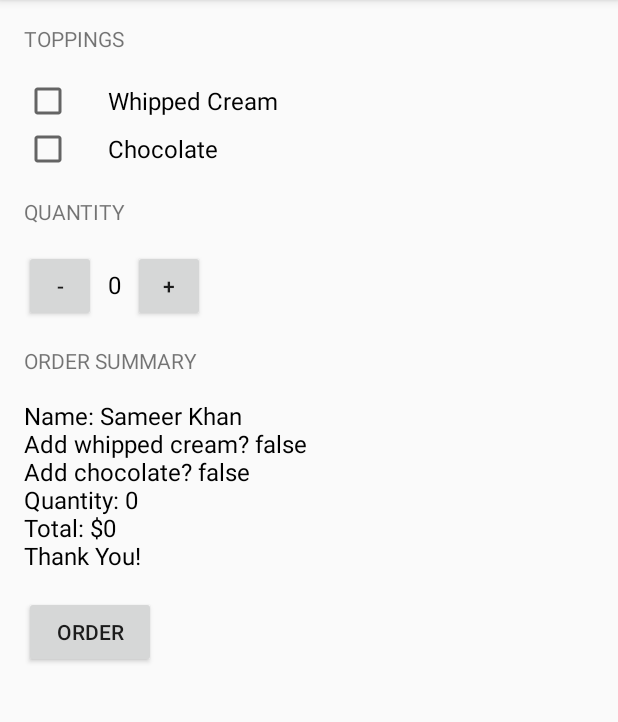
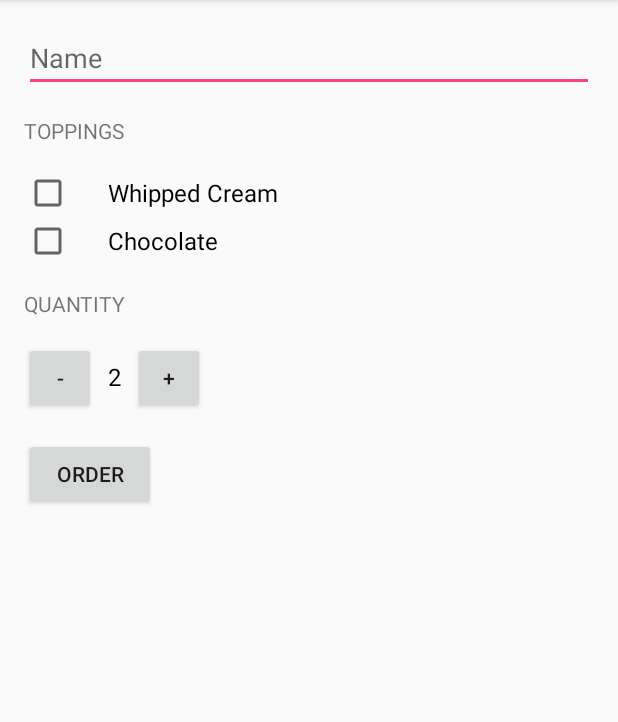
Before and after one commit to sameerkhan116/app_basics, an Android app: the screen it shows after launch (MainActivity), after a tap on "ORDER", on a phone screen of 412 x 824 dp, the part 84-806 px from its top. Run offline under Robolectric (Android 15) with nearby library versions, the phone set to English and light mode, and no system bars.

Commit message:
Nearly there

```diff
--- a/JustJava/app/src/main/java/com/example/android/justjava/MainActivity.java
+++ b/JustJava/app/src/main/java/com/example/android/justjava/MainActivity.java
@@ -7,11 +7,15 @@ package com.example.android.justjava;
  * package com.example.android.justjava;
  */
 
+import android.content.Intent;
+import android.net.Uri;
 import android.os.Bundle;
 import android.support.v7.app.AppCompatActivity;
 import android.view.View;
 import android.widget.CheckBox;
+import android.widget.EditText;
 import android.widget.TextView;
+import android.widget.Toast;
 
 /**
  * This app displays an order form to order coffee.
@@ -27,31 +31,54 @@ public class MainActivity extends AppCompatActivity {
     /**
      * This method is called when the order button is clicked.
      */
-    int quantity = 0;
+    int quantity = 2;
 
     public void increment(View view) {
+        if (quantity == 100) {
+            Toast.makeText(this, "You cannot order more than hundred cups of coffee.", Toast.LENGTH_SHORT).show();
+            return;
+        }
         quantity += 1;
         display(quantity);
     }
 
     public void decrement(View view) {
+        if (quantity == 1) {
+            Toast.makeText(this, "You need to order atleast one cup of coffee", Toast.LENGTH_SHORT).show();
+            return;
+        }
         quantity -= 1;
         display(quantity);
     }
 
-    private int calculatePrice() {
-        int price = quantity * 5;
-        return price;
+    private int calculatePrice(boolean addWhippedCream, boolean addChoch) {
+        int baseprice = 5;
+        if (addChoch) {
+            baseprice += 2;
+        }
+        if (addWhippedCream) {
+            baseprice += 1;
+        }
+        return quantity * baseprice;
     }
 
     public void submitOrder(View view) {
+        EditText getname = (EditText) findViewById(R.id.what_name);
+        String name = getname.getText().toString();
         CheckBox whippedCream = (CheckBox) findViewById(R.id.whipped_checkbox);
         boolean hasWhippedCream = whippedCream.isChecked();
         CheckBox chocolate = (CheckBox) findViewById(R.id.chocolate_checkbox);
         boolean hasChoc = chocolate.isChecked();
-        int price = calculatePrice();
-        String priceMessage = createOrderSummary(price, hasWhippedCream, hasChoc);
-        displayMessage(priceMessage);
+        int price = calculatePrice(hasWhippedCream, hasChoc);
+        String priceMessage = createOrderSummary(price, hasWhippedCream, hasChoc, name);
+
+        Intent intent = new Intent(Intent.ACTION_SENDTO);
+        intent.setData(Uri.parse("mailto:"));
+        intent.putExtra(Intent.EXTRA_SUBJECT, "Just Java Order for " + name);
+        intent.putExtra(Intent.EXTRA_TEXT, priceMessage);
+        if (intent.resolveActivity(getPackageManager()) != null ) {
+            startActivity(intent);
+        }
 
     }
 
@@ -63,16 +90,8 @@ public class MainActivity extends AppCompatActivity {
         quantityTextView.setText("" + number);
     }
 
-    /**
-     * This method displays the given text on the screen.
-     */
-    private void displayMessage(String message) {
-        TextView orderSummaryTextView = (TextView) findViewById(R.id.order_summary_text_view);
-        orderSummaryTextView.setText(message);
-    }
-
-    private String createOrderSummary(int price, boolean addWhippedCream, boolean addChoc) {
-        String priceMessage = "Name: Sameer Khan";
+    private String createOrderSummary(int price, boolean addWhippedCream, boolean addChoc, String name) {
+        String priceMessage = "Name: " + name;
         priceMessage += "\nAdd whipped cream? " + addWhippedCream;
         priceMessage += "\nAdd chocolate? " + addChoc;
         priceMessage += "\nQuantity: " + quantity;
--- a/JustJava/app/src/main/res/layout/activity_main.xml
+++ b/JustJava/app/src/main/res/layout/activity_main.xml
@@ -15,10 +15,18 @@
         android:paddingTop="@dimen/activity_vertical_margin"
         tools:context="com.example.android.justjava.MainActivity">
 
+        <EditText
+            android:id="@+id/what_name"
+            android:layout_width="match_parent"
+            android:layout_height="wrap_content"
+            android:hint="Name"
+            android:inputType="textCapWords" />
+
         <TextView
             android:layout_width="wrap_content"
             android:layout_height="wrap_content"
             android:paddingBottom="16dp"
+            android:paddingTop="16dp"
             android:text="Toppings"
             android:textAllCaps="true" />
 
@@ -62,7 +70,7 @@
                 android:layout_width="wrap_content"
                 android:layout_height="wrap_content"
                 android:padding="8dp"
-                android:text="0"
+                android:text="2"
                 android:textColor="@android:color/black"
                 android:textSize="16sp" />
 
@@ -75,27 +83,12 @@
 
         </LinearLayout>
 
-        <TextView
-            android:layout_width="wrap_content"
-            android:layout_height="wrap_content"
-            android:paddingBottom="16dp"
-            android:paddingTop="16dp"
-            android:text="order summary"
-            android:textAllCaps="true" />
-
-        <TextView
-            android:id="@+id/order_summary_text_view"
-            android:layout_width="wrap_content"
-            android:layout_height="wrap_content"
-            android:paddingBottom="16dp"
-            android:text="$0.00"
-            android:textColor="@android:color/black"
-            android:textSize="16dp" />
 
         <Button
             android:layout_width="wrap_content"
             android:layout_height="wrap_content"
             android:onClick="submitOrder"
+            android:layout_marginTop="16dp"
             android:text="Order" />
 
     </LinearLayout>
```
